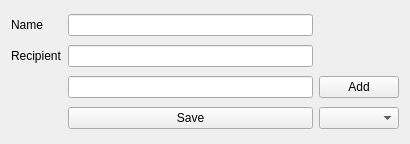
First picture: the form in mobile/contacts/editorcontactgroup.ui, repository chusopr/kdepim-ktimetracker-akonadi, before the edit.
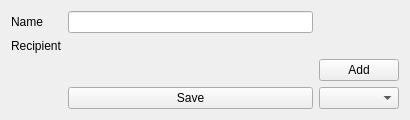
Second picture: the form after the edit. Custom widgets are drawn as their Qt base class.

Commit message: Use custom input widget for contact group editor to support "clear" action

```diff
--- a/mobile/contacts/editorcontactgroup.ui
+++ b/mobile/contacts/editorcontactgroup.ui
@@ -7,12 +7,14 @@
     <x>0</x>
     <y>0</y>
     <width>410</width>
-    <height>144</height>
+    <height>115</height>
    </rect>
   </property>
   <property name="windowTitle">
    <string>Form</string>
   </property>
+  <layout class="QVBoxLayout" name="verticalLayout">
+   <item>
   <layout class="QGridLayout" name="gridLayout">
    <item row="0" column="0">
     <widget class="QLabel" name="label">
@@ -32,10 +34,10 @@
     </widget>
    </item>
    <item row="1" column="1">
-    <widget class="QLineEdit" name="recipient1"/>
+      <widget class="MobileLineEdit" name="recipient1" native="true"/>
    </item>
    <item row="2" column="1">
-    <widget class="QLineEdit" name="recipient2"/>
+      <widget class="MobileLineEdit" name="recipient2" native="true"/>
    </item>
    <item row="2" column="2">
     <widget class="QPushButton" name="addRecipientButton">
@@ -55,6 +57,21 @@
     <widget class="Akonadi::CollectionComboBox" name="collectionSelector"/>
    </item>
   </layout>
+   </item>
+   <item>
+    <spacer name="verticalSpacer">
+     <property name="orientation">
+      <enum>Qt::Vertical</enum>
+     </property>
+     <property name="sizeHint" stdset="0">
+      <size>
+       <width>20</width>
+       <height>25</height>
+      </size>
+     </property>
+    </spacer>
+   </item>
+  </layout>
  </widget>
  <customwidgets>
   <customwidget>
@@ -62,6 +79,11 @@
    <extends>QComboBox</extends>
    <header location="global">akonadi/collectioncombobox.h</header>
   </customwidget>
+  <customwidget>
+   <class>MobileLineEdit</class>
+   <extends>QWidget</extends>
+   <header>mobilelineedit.h</header>
+  </customwidget>
  </customwidgets>
  <resources/>
  <connections/>
```
Lines whose indentation alone changed are shown as unchanged. The commit also changes 4 other files.
